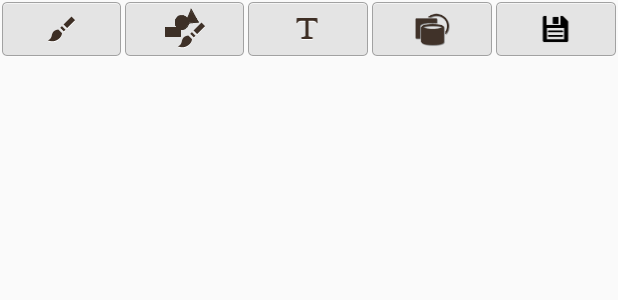
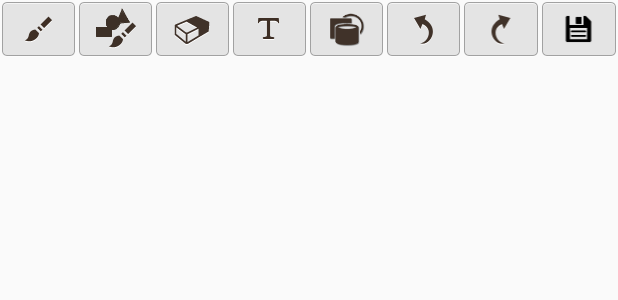
Before and after one commit to firemaples/DrawTest, an Android app: the layout activity_draw.xml on its own in the app's theme, with its tools: preview values and no code run, on a phone screen of 412 x 824 dp. Shown: the top 300 px of the screen. Run offline under Robolectric (Android 15) with nearby library versions, the phone set to English and light mode, and no system bars; plain views replace SpenSettingTextLayout.

Commit message:
Add eraser, undo and redo function

```diff
--- a/app/src/main/res/layout/activity_draw.xml
+++ b/app/src/main/res/layout/activity_draw.xml
@@ -29,6 +29,16 @@
             android:background="@drawable/selector_tool_bg"
             android:contentDescription="@string/description"
             android:src="@drawable/selector_object_recog" />
+
+        <ImageView
+            android:id="@+id/eraserBtn"
+            android:layout_width="0dip"
+            android:layout_height="wrap_content"
+            android:layout_margin="1dip"
+            android:layout_weight="1"
+            android:background="@drawable/selector_tool_bg"
+            android:contentDescription="@string/description"
+            android:src="@drawable/selector_eraser" />
 
         <ImageView
             android:id="@+id/imgObjBtn"
@@ -71,6 +81,26 @@
             android:background="@drawable/selector_tool_bg"
             android:contentDescription="@string/description"
             android:src="@drawable/selector_shape" />
+
+        <ImageView
+            android:id="@+id/undoBtn"
+            android:layout_width="0dip"
+            android:layout_height="wrap_content"
+            android:layout_margin="1dip"
+            android:layout_weight="1"
+            android:background="@drawable/selector_tool_bg"
+            android:contentDescription="@string/description"
+            android:src="@drawable/selector_undo" />
+
+        <ImageView
+            android:id="@+id/redoBtn"
+            android:layout_width="0dip"
+            android:layout_height="wrap_content"
+            android:layout_margin="1dip"
+            android:layout_weight="1"
+            android:background="@drawable/selector_tool_bg"
+            android:contentDescription="@string/description"
+            android:src="@drawable/selector_redo" />
 
         <ImageView
             android:id="@+id/saveFileBtn"
```
Also changed, not shown: app/src/main/java/com/buddydo/bdd/samsungtools/DrawActivity.java (+102 -0 lines).
